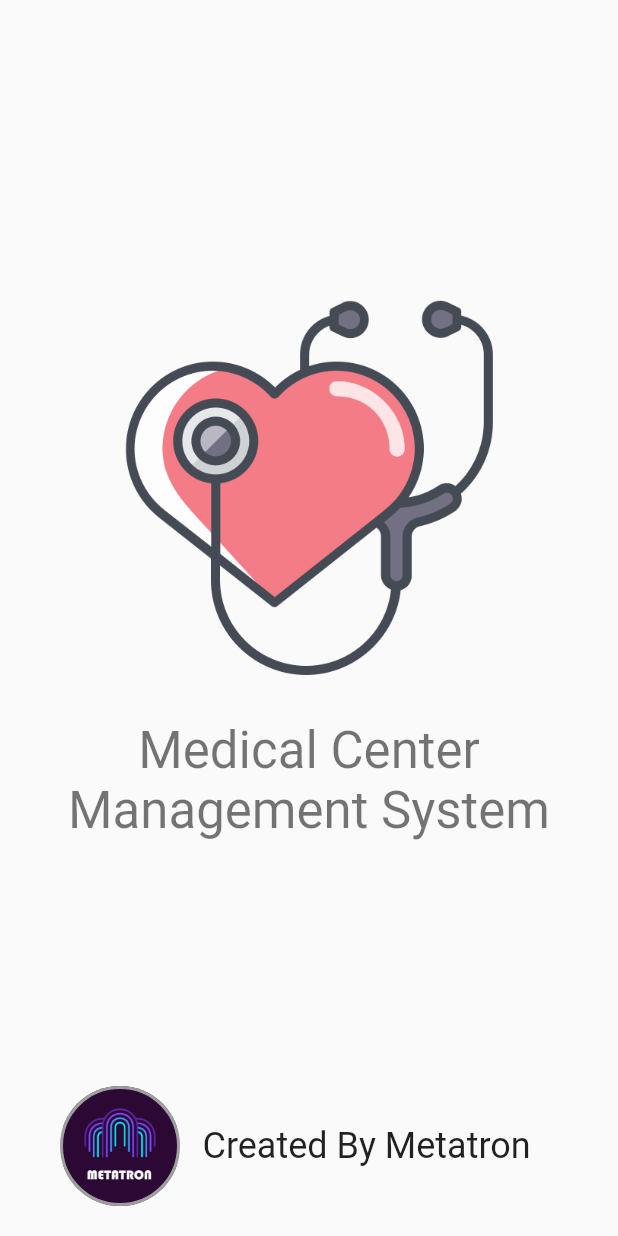
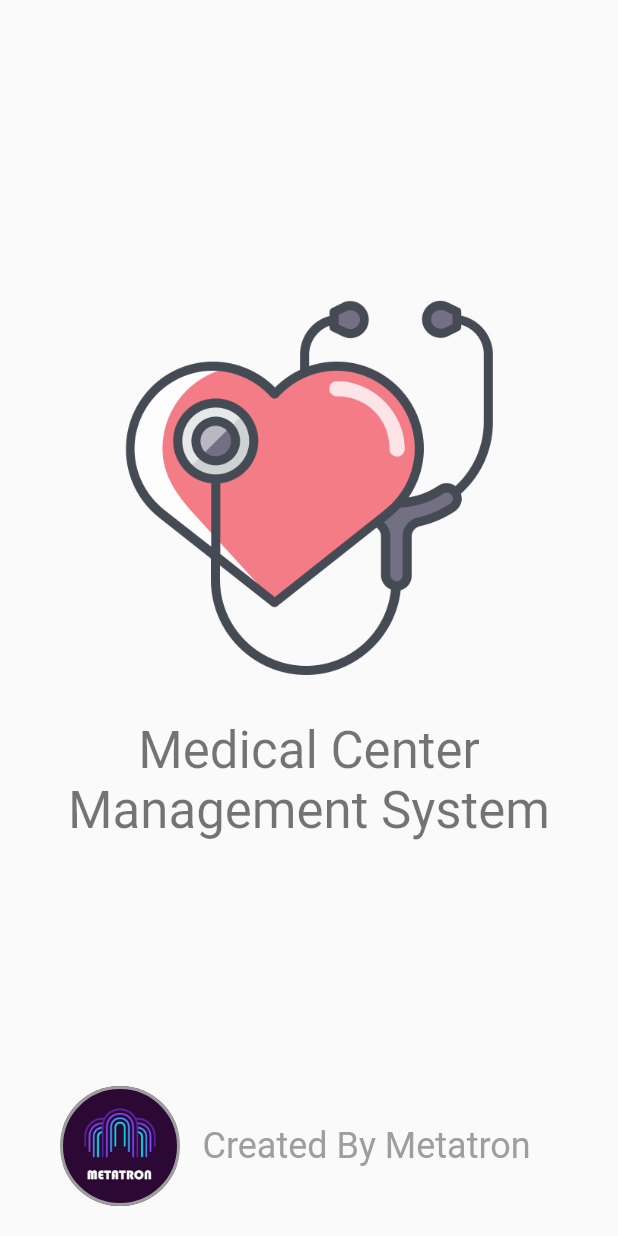
Before and after one commit to JosephLahiru/mcms_app, a Flutter app: the first screen one second after launch, on a phone screen of 412 x 824 dp. Run offline on Flutter 3.47's test engine with Material 2 defaults, Android fonts, the phone set to English and light mode, and no system bars.

Commit message:
Finished Splash screen with minor future improvements

```diff
--- a/lib/screens/splash.dart
+++ b/lib/screens/splash.dart
@@ -14,7 +14,7 @@ class _SplashState extends State<Splash> {
   @override
   void initState() {
     super.initState();
-    //_navigateToHome();
+    _navigateToHome();
   }
 
   _navigateToHome() async {
@@ -89,7 +89,10 @@ class _SplashState extends State<Splash> {
                   ),
                   child: Text(
                     "Created By Metatron",
-                    style: Theme.of(context).textTheme.headlineSmall,
+                    style: Theme.of(context)
+                        .textTheme
+                        .headlineSmall
+                        ?.copyWith(color: Colors.grey),
                     textAlign: TextAlign.center,
                   ),
                 ),
```
